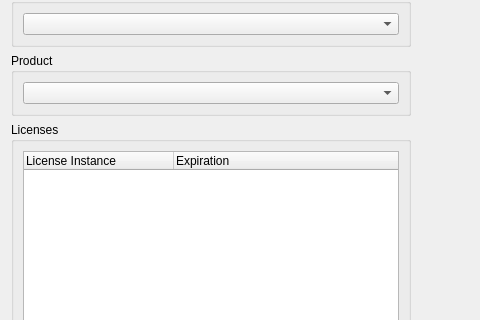
First picture: the form in Include/imtlicgui/CProductInstanceInfoEditorComp.ui, repository ImagingTools/ImtCore, before the edit; both pictures show x 0 to 480 and y 96 to 416 of the 628 by 612 pixel window.
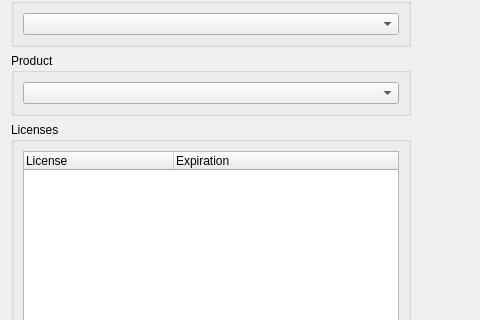
Second picture: the form after the edit.

```diff
--- a/Include/imtlicgui/CProductInstanceInfoEditorComp.ui
+++ b/Include/imtlicgui/CProductInstanceInfoEditorComp.ui
@@ -102,7 +102,7 @@
         </attribute>
         <column>
          <property name="text">
-          <string>License Instance</string>
+          <string>License</string>
          </property>
         </column>
         <column>
```
